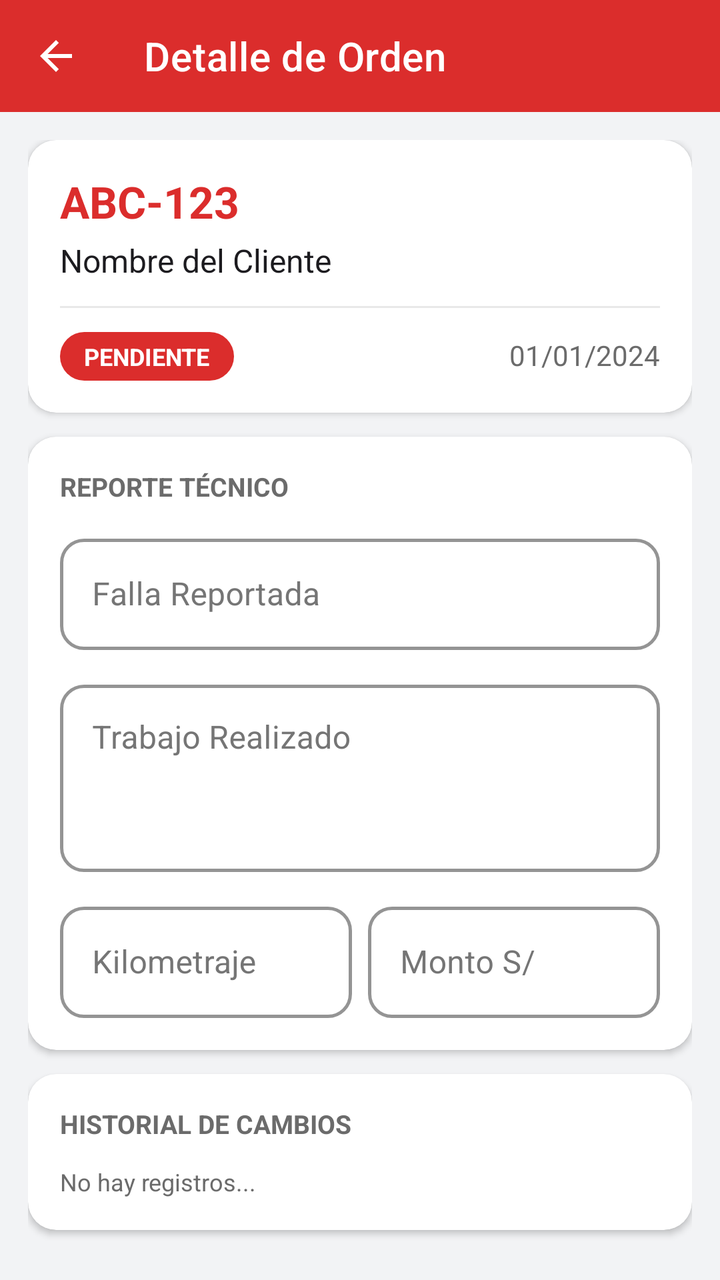
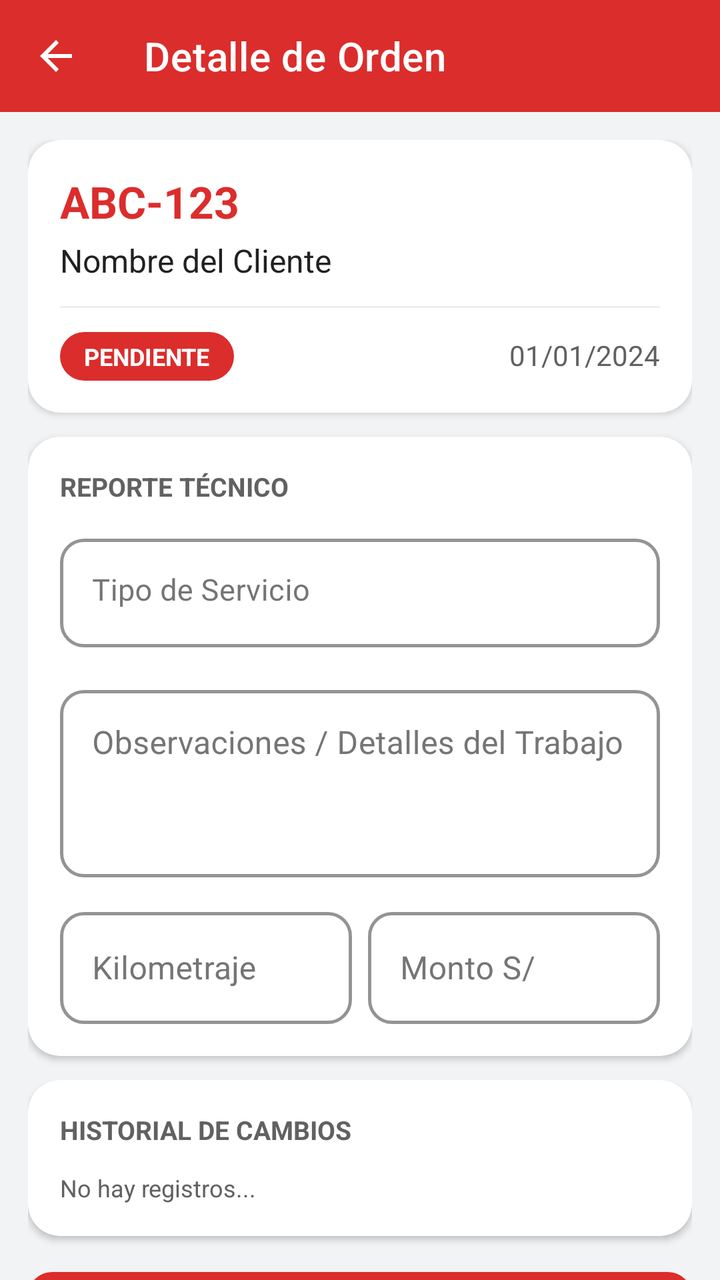

Compare the two renders of this Android layout. The source of the first and the diff that turns it into the second are given below.
<!-- AndroidManifest.xml: application theme Theme.Mancuria -->
<!-- res/layout/activity_detalle_orden.xml -->
<?xml version="1.0" encoding="utf-8"?>
<LinearLayout xmlns:android="http://schemas.android.com/apk/res/android"
    xmlns:app="http://schemas.android.com/apk/res-auto"
    android:layout_width="match_parent"
    android:layout_height="match_parent"
    android:orientation="vertical"
    android:background="@color/fondo_app">

    <androidx.appcompat.widget.Toolbar
        android:id="@+id/toolbarDetalle"
        android:layout_width="match_parent"
        android:layout_height="?attr/actionBarSize"
        android:background="@color/rojo_mancuria"
        app:title="Detalle de Orden"
        app:titleTextColor="#FFFFFF"
        app:navigationIcon="@drawable/ic_back"
        app:navigationIconTint="#FFFFFF"/>

    <androidx.core.widget.NestedScrollView
        android:layout_width="match_parent"
        android:layout_height="match_parent"
        android:padding="14dp"
        android:fillViewport="true"
        android:isScrollContainer="true">

        <LinearLayout
            android:layout_width="match_parent"
            android:layout_height="wrap_content"
            android:orientation="vertical">

            
            <com.google.android.material.card.MaterialCardView
                android:layout_width="match_parent"
                android:layout_height="wrap_content"
                app:cardCornerRadius="14dp"
                app:cardElevation="2dp"
                app:cardBackgroundColor="@color/fondo_card"
                android:layout_marginBottom="12dp">

                <LinearLayout
                    android:layout_width="match_parent"
                    android:layout_height="wrap_content"
                    android:orientation="vertical"
                    android:padding="16dp">

                    <TextView
                        android:id="@+id/tvDetallePlaca"
                        android:layout_width="wrap_content"
                        android:layout_height="wrap_content"
                        android:text="ABC-123"
                        android:textSize="22sp"
                        android:textStyle="bold"
                        android:textColor="@color/rojo_mancuria"/>

                    <TextView
                        android:id="@+id/tvDetalleCliente"
                        android:layout_width="wrap_content"
                        android:layout_height="wrap_content"
                        android:text="Nombre del Cliente"
                        android:textSize="16sp"
                        android:textColor="@color/texto_principal"
                        android:layout_marginTop="4dp"/>

                    <View
                        android:layout_width="match_parent"
                        android:layout_height="1dp"
                        android:background="@color/divider"
                        android:layout_marginVertical="12dp"/>

                    <LinearLayout
                        android:layout_width="match_parent"
                        android:layout_height="wrap_content"
                        android:orientation="horizontal">
                        <TextView
                            android:id="@+id/tvDetalleEstado"
                            android:layout_width="wrap_content"
                            android:layout_height="wrap_content"
                            android:text="PENDIENTE"
                            android:textSize="12sp"
                            android:textStyle="bold"
                            android:textColor="#FFFFFF"
                            android:paddingHorizontal="12dp"
                            android:paddingVertical="4dp"
                            android:background="@drawable/bg_badge_estado"
                            android:backgroundTint="@color/rojo_mancuria"/>
                        <View android:layout_width="0dp" android:layout_height="0dp" android:layout_weight="1"/>
                        <TextView
                            android:id="@+id/tvDetalleFecha"
                            android:layout_width="wrap_content"
                            android:layout_height="wrap_content"
                            android:text="01/01/2024"
                            android:textColor="@color/texto_secundario"/>
                    </LinearLayout>
                </LinearLayout>
            </com.google.android.material.card.MaterialCardView>

            
            <com.google.android.material.card.MaterialCardView
                android:layout_width="match_parent"
                android:layout_height="wrap_content"
                app:cardCornerRadius="14dp"
                app:cardElevation="2dp"
                app:cardBackgroundColor="@color/fondo_card"
                android:layout_marginBottom="12dp">

                <LinearLayout
                    android:layout_width="match_parent"
                    android:layout_height="wrap_content"
                    android:orientation="vertical"
                    android:padding="16dp">

                    <TextView
                        android:layout_width="wrap_content"
                        android:layout_height="wrap_content"
                        android:text="REPORTE TÉCNICO"
                        android:textSize="13sp"
                        android:textStyle="bold"
                        android:textColor="@color/texto_secundario"
                        android:layout_marginBottom="12dp"/>

                    <com.google.android.material.textfield.TextInputLayout
                        style="@style/InputRojo"
                        android:layout_width="match_parent"
                        android:layout_height="wrap_content"
                        android:hint="Falla Reportada"
                        android:layout_marginBottom="12dp">
                        <com.google.android.material.textfield.TextInputEditText
                            android:id="@+id/etDetalleFalla"
                            android:layout_width="match_parent"
                            android:layout_height="wrap_content"
                            android:enabled="false"
                            android:textColor="@color/texto_principal"/>
                    </com.google.android.material.textfield.TextInputLayout>

                    <com.google.android.material.textfield.TextInputLayout
                        style="@style/InputRojo"
                        android:layout_width="match_parent"
                        android:layout_height="wrap_content"
                        android:hint="Trabajo Realizado"
                        android:layout_marginBottom="12dp">
                        <com.google.android.material.textfield.TextInputEditText
                            android:id="@+id/etDetalleTrabajo"
                            android:layout_width="match_parent"
                            android:layout_height="wrap_content"
                            android:inputType="textMultiLine"
                            android:lines="3"
                            android:gravity="top"
                            android:textColor="@color/texto_principal"/>
                    </com.google.android.material.textfield.TextInputLayout>

                    <LinearLayout
                        android:layout_width="match_parent"
                        android:layout_height="wrap_content"
                        android:orientation="horizontal">
                        <com.google.android.material.textfield.TextInputLayout
                            style="@style/InputRojo"
                            android:layout_width="0dp"
                            android:layout_height="wrap_content"
                            android:layout_weight="1"
                            android:hint="Kilometraje"
                            android:layout_marginEnd="8dp">
                            <com.google.android.material.textfield.TextInputEditText
                                android:id="@+id/etDetalleKm"
                                android:layout_width="match_parent"
                                android:layout_height="wrap_content"
                                android:inputType="number"
                                android:textColor="@color/texto_principal"/>
                        </com.google.android.material.textfield.TextInputLayout>

                        <com.google.android.material.textfield.TextInputLayout
                            style="@style/InputRojo"
                            android:layout_width="0dp"
                            android:layout_height="wrap_content"
                            android:layout_weight="1"
                            android:hint="Monto S/" >
                            <com.google.android.material.textfield.TextInputEditText
                                android:id="@+id/etDetalleMonto"
                                android:layout_width="match_parent"
                                android:layout_height="wrap_content"
                                android:inputType="numberDecimal"
                                android:textColor="@color/texto_principal"/>
                        </com.google.android.material.textfield.TextInputLayout>
                    </LinearLayout>
                </LinearLayout>
            </com.google.android.material.card.MaterialCardView>

            
            <com.google.android.material.card.MaterialCardView
                android:layout_width="match_parent"
                android:layout_height="wrap_content"
                app:cardCornerRadius="14dp"
                app:cardElevation="2dp"
                app:cardBackgroundColor="@color/fondo_card"
                android:layout_marginBottom="12dp">

                <LinearLayout
                    android:layout_width="match_parent"
                    android:layout_height="wrap_content"
                    android:orientation="vertical"
                    android:padding="16dp">

                    <TextView
                        android:layout_width="wrap_content"
                        android:layout_height="wrap_content"
                        android:text="HISTORIAL DE CAMBIOS"
                        android:textSize="13sp"
                        android:textStyle="bold"
                        android:textColor="@color/texto_secundario"
                        android:layout_marginBottom="12dp"/>

                    <TextView
                        android:id="@+id/tvHistorial"
                        android:layout_width="match_parent"
                        android:layout_height="wrap_content"
                        android:text="No hay registros..."
                        android:textSize="12sp"
                        android:textColor="@color/texto_secundario"
                        android:lineSpacingExtra="4dp"/>
                </LinearLayout>
            </com.google.android.material.card.MaterialCardView>

            
            <LinearLayout
                android:layout_width="match_parent"
                android:layout_height="wrap_content"
                android:orientation="vertical"
                android:layout_marginTop="8dp"
                android:layout_marginBottom="24dp">

                <com.google.android.material.button.MaterialButton
                    android:id="@+id/btnSiguienteEstado"
                    android:layout_width="match_parent"
                    android:layout_height="54dp"
                    android:text="PASAR A EN PROCESO"
                    android:textAllCaps="false"
                    android:textSize="16sp"
                    android:textStyle="bold"
                    app:cornerRadius="12dp"
                    app:backgroundTint="@color/rojo_mancuria"
                    android:layout_marginBottom="12dp"/>

                <com.google.android.material.button.MaterialButton
                    android:id="@+id/btnActualizarDatos"
                    style="@style/Widget.MaterialComponents.Button.OutlinedButton"
                    android:layout_width="match_parent"
                    android:layout_height="50dp"
                    android:text="Guardar Cambios"
                    android:textAllCaps="false"
                    app:cornerRadius="12dp"
                    app:strokeColor="@color/rojo_mancuria"
                    android:textColor="@color/rojo_mancuria"/>
            </LinearLayout>

            
            <View
                android:layout_width="match_parent"
                android:layout_height="250dp"/>

        </LinearLayout>
    </androidx.core.widget.NestedScrollView>

</LinearLayout>
<!-- resources referenced by this layout -->
<resources>
  <color name="divider">#E8E8E8</color>
  <color name="fondo_app">#F2F3F5</color>
  <color name="fondo_card">#FFFFFF</color>
  <color name="rojo_mancuria">#db2d2c</color>
  <color name="texto_principal">#1C1B1F</color>
  <color name="texto_secundario">#6B6B6B</color>
  <!-- drawable bg_badge_estado (drawable) -->
  <?xml version="1.0" encoding="utf-8"?>
  <shape xmlns:android="http://schemas.android.com/apk/res/android"
      android:shape="rectangle">
      <solid android:color="#FFFFFF"/>
      <corners android:radius="20dp"/>
      <padding android:left="10dp" android:right="10dp" android:top="4dp" android:bottom="4dp"/>
  </shape>
  <!-- drawable ic_back (drawable) -->
  <?xml version="1.0" encoding="utf-8"?>
  <vector xmlns:android="http://schemas.android.com/apk/res/android"
      android:width="24dp" android:height="24dp"
      android:viewportWidth="24" android:viewportHeight="24">
      <path android:fillColor="#FFFFFF"
          android:pathData="M20,11H7.83l5.59,-5.59L12,4l-8,8 8,8 1.41,-1.41L7.83,13H20v-2z"/>
  </vector>
  <style name="InputRojo" parent="Widget.MaterialComponents.TextInputLayout.OutlinedBox">
          <item name="boxStrokeColor">@color/rojo_mancuria</item>
          <item name="boxStrokeWidth">1.5dp</item>
          <item name="boxStrokeWidthFocused">2.5dp</item>
          <item name="hintTextColor">@color/rojo_mancuria</item>
          <item name="android:textColorHint">#757575</item>
          <item name="boxCornerRadiusTopStart">12dp</item>
          <item name="boxCornerRadiusTopEnd">12dp</item>
          <item name="boxCornerRadiusBottomStart">12dp</item>
          <item name="boxCornerRadiusBottomEnd">12dp</item>
      </style>
  <style name="Theme.Mancuria" parent="Base.Theme.Mancuria" />
  <style name="Base.Theme.Mancuria" parent="Theme.MaterialComponents.Light.NoActionBar">
          <item name="colorPrimary">@color/rojo_mancuria</item>
          <item name="colorPrimaryDark">@color/rojo_oscuro</item>
          <item name="colorAccent">@color/rojo_mancuria</item>
  
          <item name="android:windowBackground">@color/white</item>
          <item name="android:statusBarColor">@color/rojo_mancuria</item>
          <item name="android:windowLightStatusBar">false</item>
  
          
          <item name="android:textColorPrimary">#212121</item>
          <item name="android:editTextColor">#000000</item>
          <item name="android:textColorHint">#757575</item>
      </style>
  <color name="rojo_oscuro">#b71c1c</color>
  <color name="white">#FFFFFFFF</color>
</resources>

<!-- the commit's change to res/layout/activity_detalle_orden.xml (unified diff, before → after) -->
@@ -4,8 +4,9 @@
     android:layout_width="match_parent"
     android:layout_height="match_parent"
     android:orientation="vertical"
-    android:background="@color/fondo_app">
-
+    android:background="#F2F3F5">
+
+    
     <androidx.appcompat.widget.Toolbar
         android:id="@+id/toolbarDetalle"
         android:layout_width="match_parent"
@@ -19,22 +20,21 @@
     <androidx.core.widget.NestedScrollView
         android:layout_width="match_parent"
         android:layout_height="match_parent"
-        android:padding="14dp"
-        android:fillViewport="true"
-        android:isScrollContainer="true">
+        android:fillViewport="true">
 
         <LinearLayout
             android:layout_width="match_parent"
             android:layout_height="wrap_content"
-            android:orientation="vertical">
+            android:orientation="vertical"
+            android:padding="14dp">
 
             
             <com.google.android.material.card.MaterialCardView
                 android:layout_width="match_parent"
                 android:layout_height="wrap_content"
-                app:cardCornerRadius="14dp"
+                app:cardCornerRadius="16dp"
                 app:cardElevation="2dp"
-                app:cardBackgroundColor="@color/fondo_card"
+                app:cardBackgroundColor="#FFFFFF"
                 android:layout_marginBottom="12dp">
 
                 <LinearLayout
@@ -58,13 +58,13 @@
                         android:layout_height="wrap_content"
                         android:text="Nombre del Cliente"
                         android:textSize="16sp"
-                        android:textColor="@color/texto_principal"
+                        android:textColor="#212121"
                         android:layout_marginTop="4dp"/>
 
                     <View
                         android:layout_width="match_parent"
                         android:layout_height="1dp"
-                        android:background="@color/divider"
+                        android:background="#EEEEEE"
                         android:layout_marginVertical="12dp"/>
 
                     <LinearLayout
@@ -89,7 +89,7 @@
                             android:layout_width="wrap_content"
                             android:layout_height="wrap_content"
                             android:text="01/01/2024"
-                            android:textColor="@color/texto_secundario"/>
+                            android:textColor="#616161"/>
                     </LinearLayout>
                 </LinearLayout>
             </com.google.android.material.card.MaterialCardView>
@@ -98,9 +98,9 @@
             <com.google.android.material.card.MaterialCardView
                 android:layout_width="match_parent"
                 android:layout_height="wrap_content"
-                app:cardCornerRadius="14dp"
+                app:cardCornerRadius="16dp"
                 app:cardElevation="2dp"
-                app:cardBackgroundColor="@color/fondo_card"
+                app:cardBackgroundColor="#FFFFFF"
                 android:layout_marginBottom="12dp">
 
                 <LinearLayout
@@ -110,33 +110,40 @@
                     android:padding="16dp">
 
                     <TextView
-                        android:layout_width="wrap_content"
+                        android:layout_width="match_parent"
                         android:layout_height="wrap_content"
                         android:text="REPORTE TÉCNICO"
                         android:textSize="13sp"
                         android:textStyle="bold"
-                        android:textColor="@color/texto_secundario"
+                        android:textColor="#616161"
                         android:layout_marginBottom="12dp"/>
+
+                    
+                    <com.google.android.material.textfield.TextInputLayout
+                        android:id="@+id/tilServicio"
+                        style="@style/InputRojo"
+                        android:layout_width="match_parent"
+                        android:layout_height="wrap_content"
+                        android:hint="Tipo de Servicio"
+                        app:boxBackgroundColor="#FFFFFF"
+                        android:layout_marginBottom="16dp">
+                        <com.google.android.material.textfield.TextInputEditText
+                            android:id="@+id/etDetalleServicio"
+                            android:layout_width="match_parent"
+                            android:layout_height="wrap_content"
+                            android:textSize="15sp"
+                            android:textColor="#212121"
+                            android:inputType="textMultiLine"
+                            android:gravity="top|start"
+                            android:minLines="1" />
+                    </com.google.android.material.textfield.TextInputLayout>
 
                     <com.google.android.material.textfield.TextInputLayout
                         style="@style/InputRojo"
                         android:layout_width="match_parent"
                         android:layout_height="wrap_content"
-                        android:hint="Falla Reportada"
-                        android:layout_marginBottom="12dp">
-                        <com.google.android.material.textfield.TextInputEditText
-                            android:id="@+id/etDetalleFalla"
-                            android:layout_width="match_parent"
-                            android:layout_height="wrap_content"
-                            android:enabled="false"
-                            android:textColor="@color/texto_principal"/>
-                    </com.google.android.material.textfield.TextInputLayout>
-
-                    <com.google.android.material.textfield.TextInputLayout
-                        style="@style/InputRojo"
-                        android:layout_width="match_parent"
-                        android:layout_height="wrap_content"
-                        android:hint="Trabajo Realizado"
+                        android:hint="Observaciones / Detalles del Trabajo"
+                        app:boxBackgroundColor="#FFFFFF"
                         android:layout_marginBottom="12dp">
                         <com.google.android.material.textfield.TextInputEditText
                             android:id="@+id/etDetalleTrabajo"
@@ -144,8 +151,8 @@
                             android:layout_height="wrap_content"
                             android:inputType="textMultiLine"
                             android:lines="3"
-                            android:gravity="top"
-                            android:textColor="@color/texto_principal"/>
+                            android:gravity="top|start"
+                            android:textColor="#212121"/>
                     </com.google.android.material.textfield.TextInputLayout>
 
                     <LinearLayout
@@ -158,13 +165,14 @@
                             android:layout_height="wrap_content"
                             android:layout_weight="1"
                             android:hint="Kilometraje"
+                            app:boxBackgroundColor="#FFFFFF"
                             android:layout_marginEnd="8dp">
                             <com.google.android.material.textfield.TextInputEditText
                                 android:id="@+id/etDetalleKm"
                                 android:layout_width="match_parent"
-                                android:layout_height="wrap_content"
+                                android:layout_height="56dp"
                                 android:inputType="number"
-                                android:textColor="@color/texto_principal"/>
+                                android:textColor="#212121"/>
                         </com.google.android.material.textfield.TextInputLayout>
 
                         <com.google.android.material.textfield.TextInputLayout
@@ -172,13 +180,14 @@
                             android:layout_width="0dp"
                             android:layout_height="wrap_content"
                             android:layout_weight="1"
-                            android:hint="Monto S/" >
+                            android:hint="Monto S/"
+                            app:boxBackgroundColor="#FFFFFF">
                             <com.google.android.material.textfield.TextInputEditText
                                 android:id="@+id/etDetalleMonto"
                                 android:layout_width="match_parent"
-                                android:layout_height="wrap_content"
+                                android:layout_height="56dp"
                                 android:inputType="numberDecimal"
-                                android:textColor="@color/texto_principal"/>
+                                android:textColor="#212121"/>
                         </com.google.android.material.textfield.TextInputLayout>
                     </LinearLayout>
                 </LinearLayout>
@@ -188,9 +197,9 @@
             <com.google.android.material.card.MaterialCardView
                 android:layout_width="match_parent"
                 android:layout_height="wrap_content"
-                app:cardCornerRadius="14dp"
+                app:cardCornerRadius="16dp"
                 app:cardElevation="2dp"
-                app:cardBackgroundColor="@color/fondo_card"
+                app:cardBackgroundColor="#FFFFFF"
                 android:layout_marginBottom="12dp">
 
                 <LinearLayout
@@ -205,7 +214,7 @@
                         android:text="HISTORIAL DE CAMBIOS"
                         android:textSize="13sp"
                         android:textStyle="bold"
-                        android:textColor="@color/texto_secundario"
+                        android:textColor="#616161"
                         android:layout_marginBottom="12dp"/>
 
                     <TextView
@@ -214,49 +223,38 @@
                         android:layout_height="wrap_content"
                         android:text="No hay registros..."
                         android:textSize="12sp"
-                        android:textColor="@color/texto_secundario"
+                        android:textColor="#616161"
                         android:lineSpacingExtra="4dp"/>
                 </LinearLayout>
             </com.google.android.material.card.MaterialCardView>
 
             
-            <LinearLayout
-                android:layout_width="match_parent"
-                android:layout_height="wrap_content"
-                android:orientation="vertical"
-                android:layout_marginTop="8dp"
-                android:layout_marginBottom="24dp">
-
-                <com.google.android.material.button.MaterialButton
-                    android:id="@+id/btnSiguienteEstado"
-                    android:layout_width="match_parent"
-                    android:layout_height="54dp"
-                    android:text="PASAR A EN PROCESO"
-                    android:textAllCaps="false"
-                    android:textSize="16sp"
-                    android:textStyle="bold"
-                    app:cornerRadius="12dp"
-                    app:backgroundTint="@color/rojo_mancuria"
-                    android:layout_marginBottom="12dp"/>
-
-                <com.google.android.material.button.MaterialButton
-                    android:id="@+id/btnActualizarDatos"
-                    style="@style/Widget.MaterialComponents.Button.OutlinedButton"
-                    android:layout_width="match_parent"
-                    android:layout_height="50dp"
-                    android:text="Guardar Cambios"
-                    android:textAllCaps="false"
-                    app:cornerRadius="12dp"
-                    app:strokeColor="@color/rojo_mancuria"
-                    android:textColor="@color/rojo_mancuria"/>
-            </LinearLayout>
-
-            
-            <View
-                android:layout_width="match_parent"
-                android:layout_height="250dp"/>
+            <com.google.android.material.button.MaterialButton
+                android:id="@+id/btnSiguienteEstado"
+                android:layout_width="match_parent"
+                android:layout_height="54dp"
+                android:text="SIGUIENTE ESTADO"
+                android:textAllCaps="false"
+                android:textSize="16sp"
+                android:textStyle="bold"
+                app:cornerRadius="12dp"
+                app:backgroundTint="@color/rojo_mancuria"
+                android:layout_marginBottom="12dp"/>
+
+            <com.google.android.material.button.MaterialButton
+                android:id="@+id/btnActualizarDatos"
+                style="@style/Widget.MaterialComponents.Button.OutlinedButton"
+                android:layout_width="match_parent"
+                android:layout_height="50dp"
+                android:text="Guardar Cambios"
+                android:textAllCaps="false"
+                app:cornerRadius="12dp"
+                app:strokeColor="@color/rojo_mancuria"
+                android:textColor="@color/rojo_mancuria"/>
+
+            
+            <View android:layout_width="match_parent" android:layout_height="350dp"/>
 
         </LinearLayout>
     </androidx.core.widget.NestedScrollView>
-
 </LinearLayout>
<!-- resource entries referenced after the edit -->
@@ -1,11 +1,6 @@
 <!-- resources referenced by this layout -->
 <resources>
-  <color name="divider">#E8E8E8</color>
-  <color name="fondo_app">#F2F3F5</color>
-  <color name="fondo_card">#FFFFFF</color>
   <color name="rojo_mancuria">#db2d2c</color>
-  <color name="texto_principal">#1C1B1F</color>
-  <color name="texto_secundario">#6B6B6B</color>
   <!-- drawable bg_badge_estado (drawable) -->
   <?xml version="1.0" encoding="utf-8"?>
   <shape xmlns:android="http://schemas.android.com/apk/res/android"
